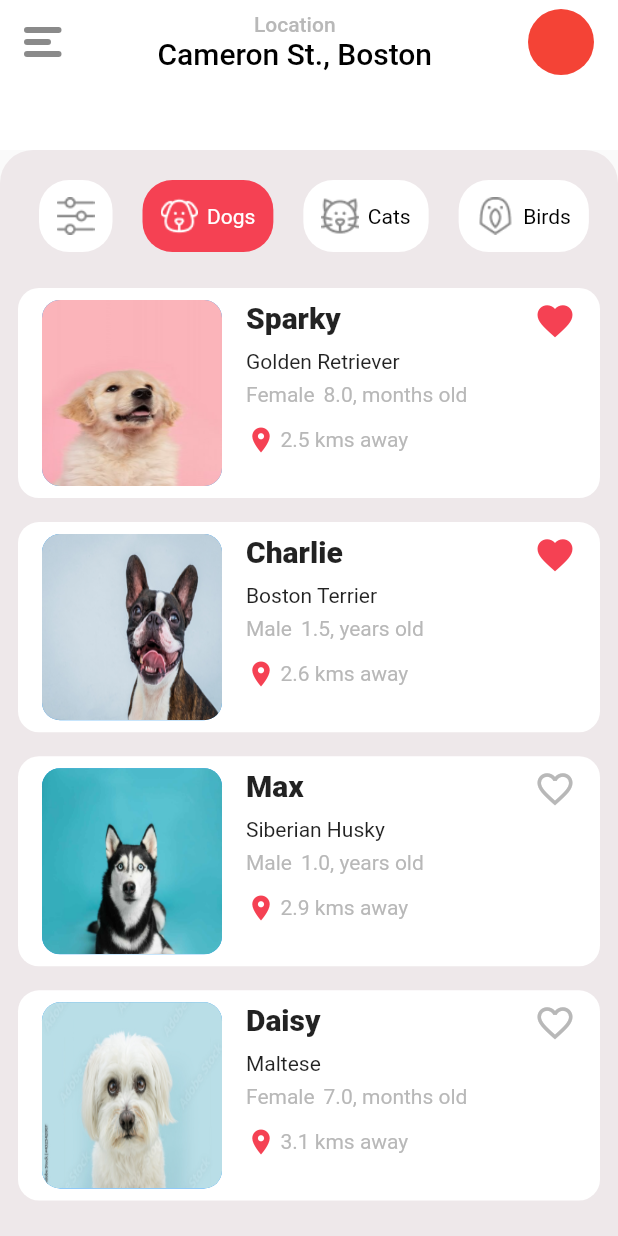
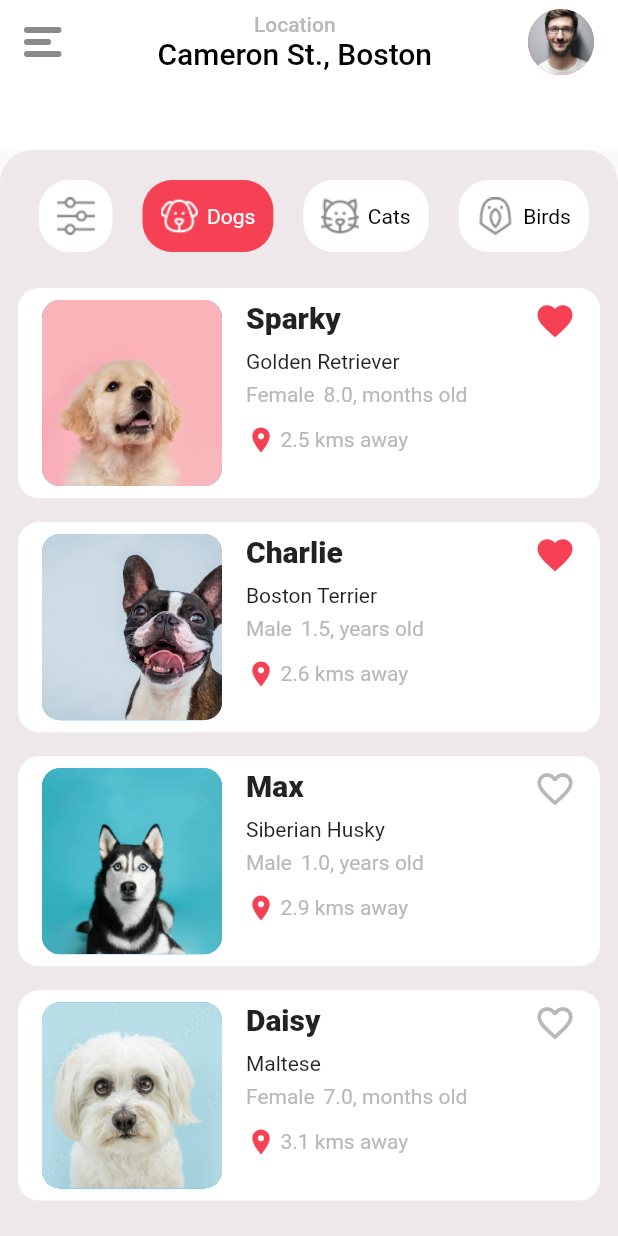
Before and after one commit to feliper2002/pet-app, a Flutter app: the screen it shows after launch, on a phone screen of 412 x 824 dp. Run offline on Flutter 3.47's test engine with Material 2 defaults, Android fonts, the phone set to English and light mode, and no system bars.

Commit message:
Pet card ; Profile

```diff
--- a/lib/view/home/widgets/appbar_widget.dart
+++ b/lib/view/home/widgets/appbar_widget.dart
@@ -29,9 +29,11 @@ class AppBarWidget extends PreferredSize {
                   ],
                 ),
                 const Spacer(),
-                const CircleAvatar(
+                CircleAvatar(
                   radius: 22,
                   backgroundColor: Colors.red,
+                  backgroundImage:
+                      Image.asset('assets/images/profile.jpeg').image,
                 ),
               ],
             ),
--- a/lib/view/home/widgets/pet_card.dart
+++ b/lib/view/home/widgets/pet_card.dart
@@ -39,7 +39,7 @@ class PetCard extends StatelessWidget {
                     borderRadius: BorderRadius.circular(12),
                     image: pet.photoPath != null
                         ? DecorationImage(
-                            fit: BoxFit.fill,
+                            fit: BoxFit.cover,
                             image: Image.asset(
                               pet.photoPath!,
                             ).image,
```
Also changed, not shown: assets/images/profile.jpeg (added).
